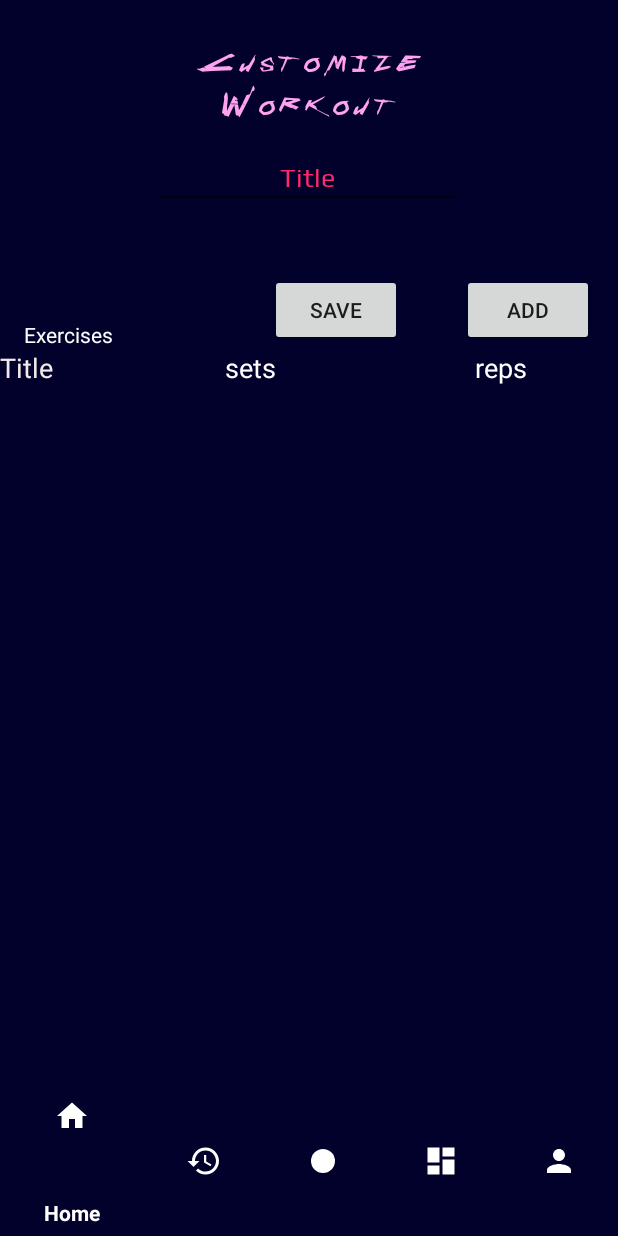
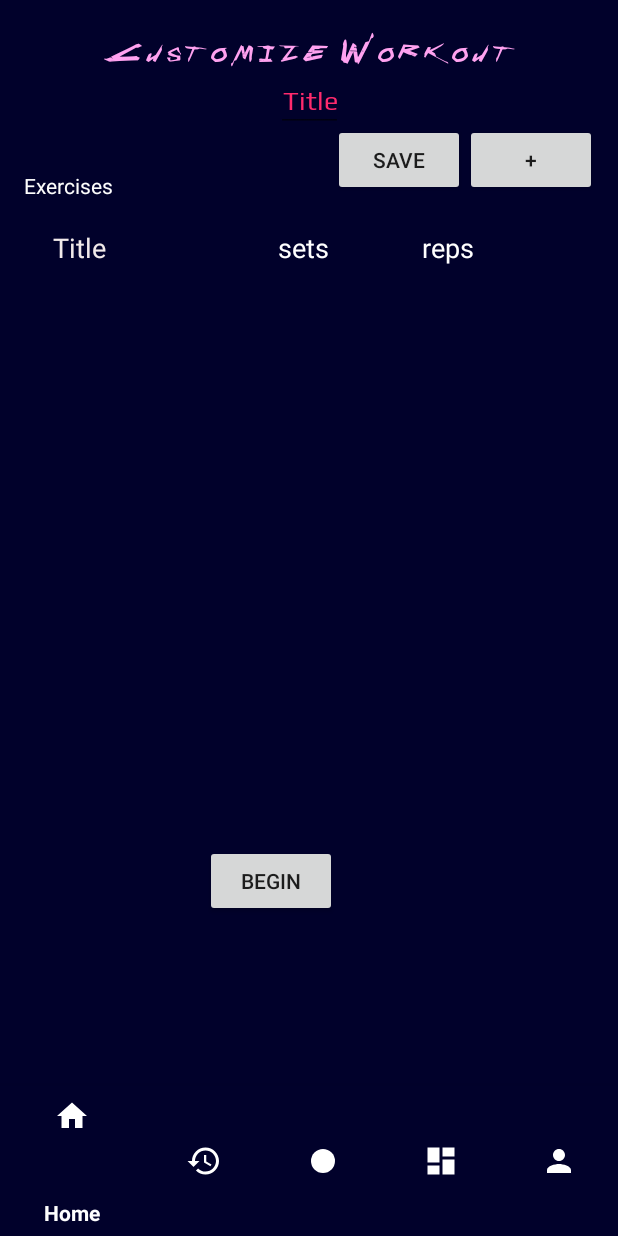
Before and after one commit to nicks1m/fitastic, an Android app: the createCustomWorkout screen opened through its navigation route, on a phone screen of 412 x 824 dp. Run offline under Robolectric (Android 15) with nearby library versions, the light colour scheme and no system bars; our stand-ins replace Firebase (no records; nobody signed in at launch, a user with empty details on screens opened directly), navigation-ui.

Commit message:
Custom_Workout Functioning

```diff
--- a/app/src/main/java/com/example/fitastic/createCustomWorkout.java
+++ b/app/src/main/java/com/example/fitastic/createCustomWorkout.java
@@ -45,13 +45,14 @@ public class createCustomWorkout extends Fragment {
     private EditText exercise_id;
     private Button add_exercise;
     private Button save_exercise;
+    private Button start_workout;
     private List<EditText>custom_workout_edt;
     private List<Exercise>custom_workout;
     private String custom_workout_title;
     private ValueEventListener mListener;
     private DatabaseReference ref;
     private LinearLayout layout_container;
-
+    private NavController controller;
 
     // TODO: Rename parameter arguments, choose names that match
     // the fragment initialization parameters, e.g. ARG_ITEM_NUMBER
@@ -105,6 +106,7 @@ public class createCustomWorkout extends Fragment {
 
 
         layout_container = v.findViewById(R.id.layout_container);
+        controller = Navigation.findNavController(container);
 
         //Initialize array to store EditTexts
         custom_workout_edt = new ArrayList<>();
@@ -153,6 +155,13 @@ public class createCustomWorkout extends Fragment {
             addExercise(index, "Name","Set","Reps");
         });
 
+        start_workout = v.findViewById(R.id.btn_start_workout);
+        start_workout.setOnClickListener(v1->{
+            Bundle args = new Bundle();
+            args.putString("custom_workout_title",edit_workout_title.getText().toString());
+          controller.navigate(R.id.action_createCustomWorkout_to_workout_in_prog_frag, args);
+        });
+
         return v;
     }
 
@@ -183,12 +192,12 @@ public class createCustomWorkout extends Fragment {
 
         exercise_set = new EditText(getContext());
         exercise_set.setText(set);
-        exercise_set.setEms(5);
+        exercise_set.setEms(2);
         exercise_set.setTextColor(getResources().getColor(R.color.cyberYellow));
 
         exercise_reps = new EditText(getContext());
         exercise_reps.setText(reps);
-        exercise_reps.setEms(3);
+        exercise_reps.setEms(2);
         exercise_reps.setTextColor(getResources().getColor(R.color.cyberYellow));
 
         exercise_id = new  EditText(getContext());
@@ -197,7 +206,7 @@ public class createCustomWorkout extends Fragment {
 
         Button remove = new Button(getContext());
         remove.setText("X");
-        remove.setEms(3);
+        remove.setEms(2);
         remove.setTextColor(getResources().getColor(R.color.cyberYellow));
         remove.setOnClickListener(v->{
             layout_box.setVisibility(View.GONE);
@@ -229,7 +238,7 @@ public class createCustomWorkout extends Fragment {
             String workout_title = custom_workout_edt.get(i+1).getText().toString();
             String workout_set = custom_workout_edt.get(i+2).getText().toString();
             String workout_reps = custom_workout_edt.get(i+3).getText().toString();
-            Exercise newExercise = new Exercise(workout_title,workout_set,workout_reps);
+            Exercise newExercise = new Exercise(workout_title,workout_reps,workout_set);
             custom_workout.add(newExercise);
             i = i + 3;
         }
--- a/app/src/main/res/layout/fragment_create_custom_workout.xml
+++ b/app/src/main/res/layout/fragment_create_custom_workout.xml
@@ -11,27 +11,75 @@
 
     <TextView
         android:id="@+id/textView"
-        android:layout_width="234dp"
-        android:layout_height="0dp"
-        android:layout_marginTop="7dp"
+        android:layout_width="wrap_content"
+        android:layout_height="wrap_content"
+        android:layout_marginTop="16dp"
         android:fontFamily="@font/cyberpunk"
         android:gravity="center"
         android:text="Customize Workout"
         android:textColor="#FFA2F0"
         android:textSize="24sp"
-        app:layout_constraintBottom_toTopOf="@+id/workout_title"
         app:layout_constraintEnd_toEndOf="parent"
         app:layout_constraintStart_toStartOf="parent"
         app:layout_constraintTop_toTopOf="parent" />
 
+    <TextView
+        android:id="@+id/textView5"
+        android:layout_width="wrap_content"
+        android:layout_height="wrap_content"
+        android:layout_marginStart="16dp"
+        android:layout_marginLeft="16dp"
+        android:layout_marginBottom="19dp"
+        android:text="Exercises"
+        android:textColor="#FDFDFD"
+        app:layout_constraintBottom_toTopOf="@+id/scrollView2"
+        app:layout_constraintStart_toStartOf="parent" />
+
+    <Button
+        android:id="@+id/btn_add_exercise"
+        android:layout_width="wrap_content"
+        android:layout_height="wrap_content"
+        android:layout_marginEnd="14dp"
+        android:layout_marginRight="14dp"
+        android:text="+"
+        app:layout_constraintBaseline_toBaselineOf="@+id/btn_save_exercise"
+        app:layout_constraintEnd_toEndOf="parent" />
+
+    <Button
+        android:id="@+id/btn_save_exercise"
+        android:layout_width="wrap_content"
+        android:layout_height="wrap_content"
+        android:layout_marginBottom="22dp"
+        android:text="SAVE"
+        app:layout_constraintBottom_toTopOf="@+id/scrollView2"
+        app:layout_constraintEnd_toStartOf="@+id/btn_add_exercise" />
+
+    <EditText
+        android:id="@+id/workout_title"
+        android:layout_width="wrap_content"
+        android:layout_height="wrap_content"
+        android:fontFamily="@font/play_regular"
+        android:gravity="center"
+        android:hint="Title"
+        android:inputType="textPersonName"
+        android:textColor="@color/colorAccent"
+        android:textColorHint="@color/cyberRed"
+        app:layout_constraintEnd_toEndOf="parent"
+        app:layout_constraintStart_toStartOf="parent"
+        app:layout_constraintTop_toBottomOf="@+id/textView" />
+
     <ScrollView
         android:id="@+id/scrollView2"
         android:layout_width="0dp"
-        android:layout_height="0dp"
+        android:layout_height="367dp"
+        android:layout_marginStart="35dp"
+        android:layout_marginLeft="35dp"
+        android:layout_marginEnd="35dp"
+        android:layout_marginRight="35dp"
         app:layout_constraintBottom_toBottomOf="parent"
         app:layout_constraintEnd_toEndOf="parent"
         app:layout_constraintStart_toStartOf="parent"
-        app:layout_constraintTop_toBottomOf="@+id/textView5">
+        app:layout_constraintTop_toTopOf="parent">
 
         <LinearLayout
             android:id="@+id/layout_container"
@@ -40,9 +88,9 @@
             android:orientation="vertical">
 
             <LinearLayout
-                android:id="@+id/exercise_layout"
                 android:layout_width="match_parent"
-                android:layout_height="wrap_content">
+                android:layout_height="wrap_content"
+                android:orientation="horizontal">
 
                 <TextView
                     android:id="@+id/exercise_title"
@@ -58,7 +106,6 @@
                     android:id="@+id/exercise_set"
                     android:layout_width="96dp"
                     android:layout_height="wrap_content"
-                    android:layout_weight="1"
                     android:ems="10"
                     android:inputType="numberSigned"
                     android:text="sets"
@@ -74,63 +121,27 @@
                     android:text="reps"
                     android:textColor="#FFFFFF"
                     android:textSize="18sp" />
+            </LinearLayout>
+
+            <LinearLayout
+                android:id="@+id/exercise_layout"
+                android:layout_width="match_parent"
+                android:layout_height="wrap_content"
+                android:orientation="horizontal">
 
             </LinearLayout>
         </LinearLayout>
     </ScrollView>
 
-    <TextView
-        android:id="@+id/textView5"
+    <Button
+        android:id="@+id/btn_start_workout"
         android:layout_width="wrap_content"
         android:layout_height="wrap_content"
-        android:layout_marginStart="16dp"
-        android:layout_marginLeft="16dp"
-        android:layout_marginTop="213dp"
-        android:text="Exercises"
-        android:textColor="#FDFDFD"
-        app:layout_constraintBottom_toTopOf="@+id/scrollView2"
-        app:layout_constraintStart_toStartOf="parent"
-        app:layout_constraintTop_toTopOf="parent" />
-
-    <Button
-        android:id="@+id/btn_add_exercise"
-        android:layout_width="wrap_content"
-        android:layout_height="wrap_content"
-        android:layout_marginEnd="16dp"
-        android:layout_marginRight="16dp"
-        android:layout_marginBottom="2dp"
-        android:text="Add"
-        app:layout_constraintBottom_toTopOf="@+id/scrollView2"
-        app:layout_constraintEnd_toEndOf="parent" />
-
-    <Button
-        android:id="@+id/btn_save_exercise"
-        android:layout_width="wrap_content"
-        android:layout_height="wrap_content"
-        android:layout_marginEnd="40dp"
-        android:layout_marginRight="40dp"
-        android:layout_marginBottom="2dp"
-        android:text="SAVE"
-        app:layout_constraintBottom_toTopOf="@+id/scrollView2"
-        app:layout_constraintEnd_toStartOf="@+id/btn_add_exercise" />
-
-    <EditText
-        android:id="@+id/workout_title"
-        android:layout_width="wrap_content"
-        android:layout_height="wrap_content"
-        android:layout_marginStart="12dp"
-        android:layout_marginLeft="12dp"
-        android:layout_marginTop="95dp"
-        android:layout_marginBottom="93dp"
-        android:ems="10"
-        android:fontFamily="@font/play_regular"
-        android:gravity="center"
-        android:hint="Title"
-        android:inputType="textPersonName"
-        android:textColor="@color/colorAccent"
-        android:textColorHint="@color/cyberRed"
-        app:layout_constraintBottom_toBottomOf="@+id/textView5"
-        app:layout_constraintStart_toStartOf="@+id/textView"
-        app:layout_constraintTop_toTopOf="parent" />
+        android:layout_marginStart="101dp"
+        android:layout_marginLeft="101dp"
+        android:layout_marginTop="43dp"
+        android:text="Begin"
+        app:layout_constraintStart_toStartOf="@+id/scrollView2"
+        app:layout_constraintTop_toBottomOf="@+id/scrollView2" />
 
 </androidx.constraintlayout.widget.ConstraintLayout>
--- a/app/src/main/res/navigation/my_nav.xml
+++ b/app/src/main/res/navigation/my_nav.xml
@@ -63,7 +63,11 @@
         android:id="@+id/createCustomWorkout"
         android:name="com.example.fitastic.createCustomWorkout"
         android:label="fragment_create_custom_workout"
-        tools:layout="@layout/fragment_create_custom_workout" />
+        tools:layout="@layout/fragment_create_custom_workout" >
+        <action
+            android:id="@+id/action_createCustomWorkout_to_workout_in_prog_frag"
+            app:destination="@id/workout_in_prog_frag" />
+    </fragment>
     <fragment
         android:id="@+id/runSummary"
         android:name="com.example.fitastic.RunSummary"
@@ -73,4 +77,11 @@
             android:id="@+id/action_runSummary_to_startFrag"
             app:destination="@id/startFrag" />
     </fragment>
+    <fragment
+        android:id="@+id/workout_in_prog_frag"
+        android:name="com.example.fitastic.workout_in_prog_frag"
+        android:label="fragment_workout_in_prog_frag"
+        tools:layout="@layout/fragment_workout_in_prog_frag" >
+        <argument android:name="exercise_list" />
+    </fragment>
 </navigation>
```
Also changed, not shown: app/src/main/java/com/example/fitastic/workout_in_prog_frag.java (added, +97 -0 lines), app/src/main/res/layout/fragment_workout_in_prog_frag.xml (added, +63 -0 lines).
